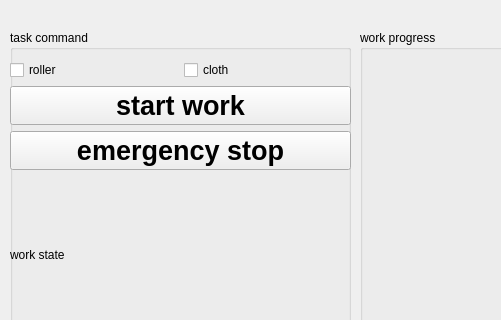
sdds3441/cobot1_ws, file rqt_example/resource/rqt_example.ui: the form before one commit; both pictures show x 0 to 501 and y 0 to 320 of the 857 by 410 pixel window.
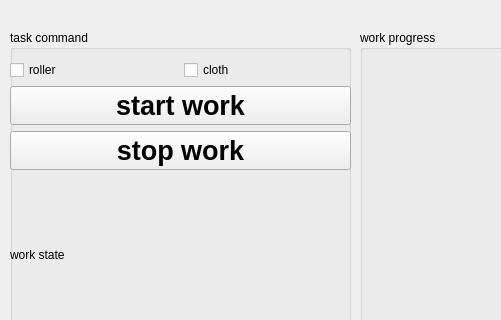
The form after the commit.

Diff of the .ui file:
```diff
--- a/rqt_example/resource/rqt_example.ui
+++ b/rqt_example/resource/rqt_example.ui
@@ -107,7 +107,7 @@
         </font>
        </property>
        <property name="text">
-        <string>emergency stop</string>
+        <string>stop work</string>
        </property>
       </widget>
      </item>
```
